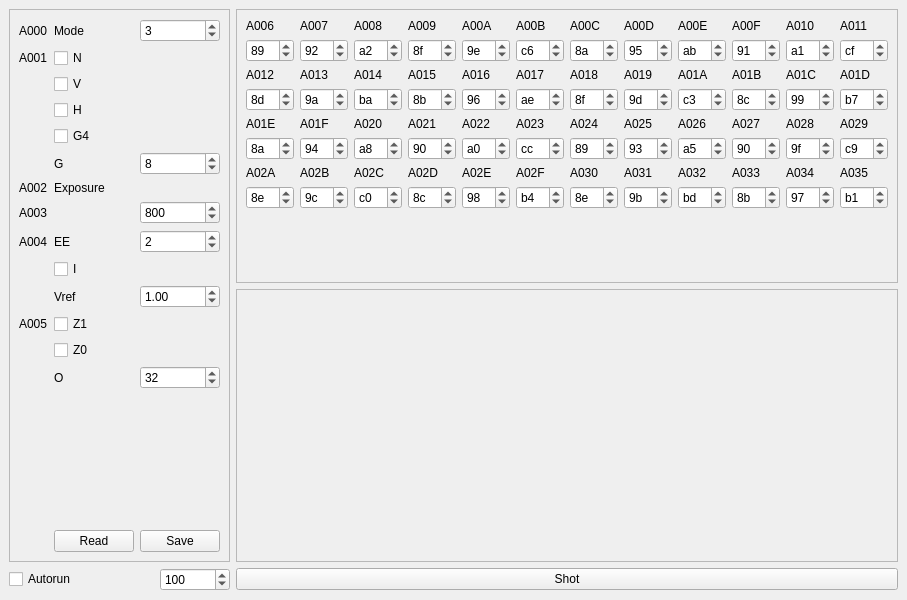
korneliuszo/gblunk, file picgui.ui: the form before one commit.
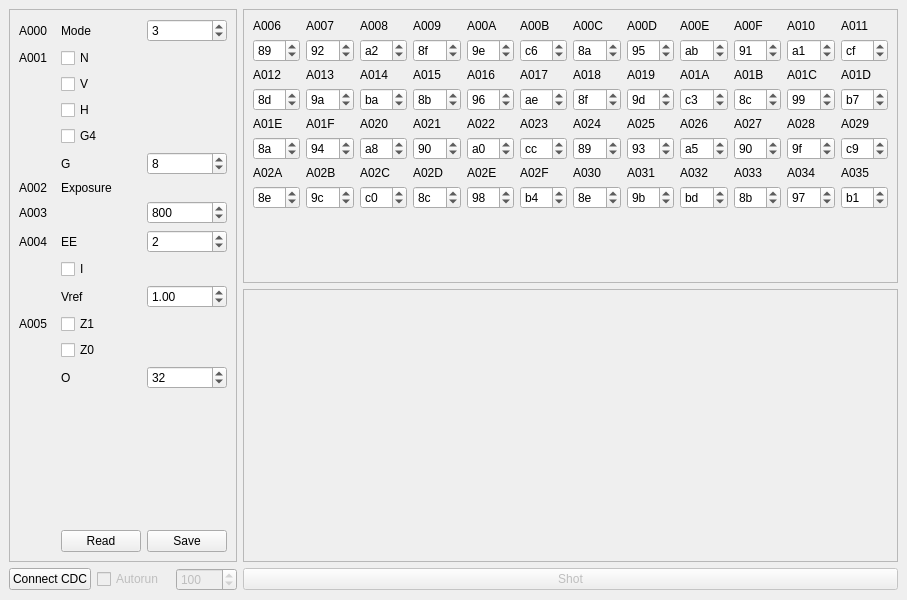
The form after the commit.

Commit message: Move connection things to one class

```diff
--- a/picgui.ui
+++ b/picgui.ui
@@ -15,327 +15,17 @@
   </property>
   <widget class="QWidget" name="centralwidget">
    <layout class="QGridLayout" name="gridLayout">
-    <item row="3" column="3">
-     <widget class="QPushButton" name="Snap">
-      <property name="text">
-       <string>Shot</string>
-      </property>
-     </widget>
-    </item>
-    <item row="3" column="2">
-     <widget class="QSpinBox" name="autorun_ms">
-      <property name="minimum">
-       <number>1</number>
-      </property>
-      <property name="maximum">
-       <number>10000</number>
-      </property>
-      <property name="value">
-       <number>100</number>
-      </property>
-     </widget>
-    </item>
-    <item row="1" column="3">
-     <widget class="QFrame" name="frame">
-      <property name="frameShape">
-       <enum>QFrame::StyledPanel</enum>
-      </property>
-      <property name="frameShadow">
-       <enum>QFrame::Raised</enum>
-      </property>
-      <layout class="QGridLayout" name="gridLayout_2">
-       <item row="0" column="0">
-        <widget class="QWidget" name="video" native="true">
-         <property name="sizePolicy">
-          <sizepolicy hsizetype="Fixed" vsizetype="Fixed">
-           <horstretch>128</horstretch>
-           <verstretch>112</verstretch>
-          </sizepolicy>
-         </property>
-         <property name="minimumSize">
-          <size>
-           <width>128</width>
-           <height>112</height>
-          </size>
-         </property>
-         <property name="maximumSize">
-          <size>
-           <width>128</width>
-           <height>112</height>
-          </size>
-         </property>
-        </widget>
-       </item>
-      </layout>
-     </widget>
-    </item>
-    <item row="3" column="0">
+    <item row="3" column="1">
      <widget class="QCheckBox" name="autorun">
+      <property name="enabled">
+       <bool>false</bool>
+      </property>
       <property name="text">
        <string>Autorun</string>
       </property>
      </widget>
     </item>
-    <item row="0" column="0" rowspan="2" colspan="3">
-     <widget class="QFrame" name="frame_2">
-      <property name="frameShape">
-       <enum>QFrame::StyledPanel</enum>
-      </property>
-      <property name="frameShadow">
-       <enum>QFrame::Raised</enum>
-      </property>
-      <layout class="QGridLayout" name="gridLayout_3">
-       <item row="5" column="2">
-        <widget class="QSpinBox" name="A001_30">
-         <property name="maximum">
-          <number>15</number>
-         </property>
-         <property name="value">
-          <number>8</number>
-         </property>
-         <property name="displayIntegerBase">
-          <number>16</number>
-         </property>
-        </widget>
-       </item>
-       <item row="10" column="1">
-        <widget class="QLabel" name="label_10">
-         <property name="text">
-          <string>Vref</string>
-         </property>
-        </widget>
-       </item>
-       <item row="13" column="1">
-        <widget class="QLabel" name="label_12">
-         <property name="text">
-          <string>O</string>
-         </property>
-        </widget>
-       </item>
-       <item row="11" column="1">
-        <widget class="QCheckBox" name="A005_7">
-         <property name="text">
-          <string>Z1</string>
-         </property>
-        </widget>
-       </item>
-       <item row="1" column="0">
-        <widget class="QLabel" name="label_3">
-         <property name="text">
-          <string>A001</string>
-         </property>
-        </widget>
-       </item>
-       <item row="5" column="1">
-        <widget class="QLabel" name="label_4">
-         <property name="text">
-          <string>G</string>
-         </property>
-        </widget>
-       </item>
-       <item row="1" column="1">
-        <widget class="QCheckBox" name="A001_7">
-         <property name="text">
-          <string>N</string>
-         </property>
-        </widget>
-       </item>
-       <item row="0" column="1">
-        <widget class="QLabel" name="label_2">
-         <property name="text">
-          <string>Mode</string>
-         </property>
-        </widget>
-       </item>
-       <item row="14" column="0">
-        <spacer name="verticalSpacer">
-         <property name="orientation">
-          <enum>Qt::Vertical</enum>
-         </property>
-         <property name="sizeHint" stdset="0">
-          <size>
-           <width>20</width>
-           <height>40</height>
-          </size>
-         </property>
-        </spacer>
-       </item>
-       <item row="0" column="2">
-        <widget class="QSpinBox" name="A000">
-         <property name="minimum">
-          <number>1</number>
-         </property>
-         <property name="maximum">
-          <number>7</number>
-         </property>
-         <property name="singleStep">
-          <number>2</number>
-         </property>
-         <property name="value">
-          <number>3</number>
-         </property>
-        </widget>
-       </item>
-       <item row="0" column="0">
-        <widget class="QLabel" name="label">
-         <property name="text">
-          <string>A000</string>
-         </property>
-        </widget>
-       </item>
-       <item row="8" column="2">
-        <widget class="QSpinBox" name="A004_74">
-         <property name="minimum">
-          <number>0</number>
-         </property>
-         <property name="maximum">
-          <number>7</number>
-         </property>
-         <property name="singleStep">
-          <number>1</number>
-         </property>
-         <property name="value">
-          <number>2</number>
-         </property>
-        </widget>
-       </item>
-       <item row="8" column="1">
-        <widget class="QLabel" name="label_9">
-         <property name="text">
-          <string>EE</string>
-         </property>
-        </widget>
-       </item>
-       <item row="7" column="0">
-        <widget class="QLabel" name="label_6">
-         <property name="text">
-          <string>A003</string>
-         </property>
-        </widget>
-       </item>
-       <item row="6" column="0">
-        <widget class="QLabel" name="label_5">
-         <property name="text">
-          <string>A002</string>
-         </property>
-        </widget>
-       </item>
-       <item row="10" column="2">
-        <widget class="QDoubleSpinBox" name="A004_20">
-         <property name="maximum">
-          <double>3.500000000000000</double>
-         </property>
-         <property name="singleStep">
-          <double>0.500000000000000</double>
-         </property>
-         <property name="value">
-          <double>1.000000000000000</double>
-         </property>
-        </widget>
-       </item>
-       <item row="8" column="0">
-        <widget class="QLabel" name="label_8">
-         <property name="text">
-          <string>A004</string>
-         </property>
-        </widget>
-       </item>
-       <item row="9" column="1">
-        <widget class="QCheckBox" name="A004_3">
-         <property name="text">
-          <string>I</string>
-         </property>
-        </widget>
-       </item>
-       <item row="4" column="1">
-        <widget class="QCheckBox" name="A001_4">
-         <property name="text">
-          <string>G4</string>
-         </property>
-        </widget>
-       </item>
-       <item row="11" column="0">
-        <widget class="QLabel" name="label_11">
-         <property name="text">
-          <string>A005</string>
-         </property>
-        </widget>
-       </item>
-       <item row="7" column="2">
-        <widget class="QSpinBox" name="A0023">
-         <property name="maximum">
-          <number>65536</number>
-         </property>
-         <property name="value">
-          <number>2048</number>
-         </property>
-         <property name="displayIntegerBase">
-          <number>16</number>
-         </property>
-        </widget>
-       </item>
-       <item row="12" column="1">
-        <widget class="QCheckBox" name="A005_6">
-         <property name="text">
-          <string>Z0</string>
-         </property>
-        </widget>
-       </item>
-       <item row="6" column="1">
-        <widget class="QLabel" name="label_7">
-         <property name="text">
-          <string>Exposure</string>
-         </property>
-        </widget>
-       </item>
-       <item row="3" column="1">
-        <widget class="QCheckBox" name="A001_5">
-         <property name="text">
-          <string>H</string>
-         </property>
-        </widget>
-       </item>
-       <item row="2" column="1">
-        <widget class="QCheckBox" name="A001_6">
-         <property name="text">
-          <string>V</string>
-         </property>
-        </widget>
-       </item>
-       <item row="13" column="2">
-        <widget class="QSpinBox" name="A005_50">
-         <property name="minimum">
-          <number>-480</number>
-         </property>
-         <property name="maximum">
-          <number>480</number>
-         </property>
-         <property name="singleStep">
-          <number>32</number>
-         </property>
-         <property name="value">
-          <number>32</number>
-         </property>
-        </widget>
-       </item>
-       <item row="15" column="1">
-        <widget class="QPushButton" name="Read">
-         <property name="text">
-          <string>Read</string>
-         </property>
-        </widget>
-       </item>
-       <item row="15" column="2">
-        <widget class="QPushButton" name="Save">
-         <property name="text">
-          <string>Save</string>
-         </property>
-        </widget>
-       </item>
-      </layout>
-     </widget>
-    </item>
-    <item row="0" column="3">
+    <item row="0" column="4">
      <widget class="QFrame" name="frame_3">
       <property name="frameShape">
        <enum>QFrame::StyledPanel</enum>
@@ -1320,6 +1010,332 @@
       </layout>
      </widget>
     </item>
+    <item row="3" column="3">
+     <widget class="QSpinBox" name="autorun_ms">
+      <property name="enabled">
+       <bool>false</bool>
+      </property>
+      <property name="minimum">
+       <number>1</number>
+      </property>
+      <property name="maximum">
+       <number>10000</number>
+      </property>
+      <property name="value">
+       <number>100</number>
+      </property>
+     </widget>
+    </item>
+    <item row="3" column="4">
+     <widget class="QPushButton" name="Snap">
+      <property name="enabled">
+       <bool>false</bool>
+      </property>
+      <property name="text">
+       <string>Shot</string>
+      </property>
+     </widget>
+    </item>
+    <item row="1" column="4">
+     <widget class="QFrame" name="frame">
+      <property name="frameShape">
+       <enum>QFrame::StyledPanel</enum>
+      </property>
+      <property name="frameShadow">
+       <enum>QFrame::Raised</enum>
+      </property>
+      <layout class="QGridLayout" name="gridLayout_2">
+       <item row="0" column="0">
+        <widget class="QWidget" name="video" native="true">
+         <property name="sizePolicy">
+          <sizepolicy hsizetype="Fixed" vsizetype="Fixed">
+           <horstretch>128</horstretch>
+           <verstretch>112</verstretch>
+          </sizepolicy>
+         </property>
+         <property name="minimumSize">
+          <size>
+           <width>128</width>
+           <height>112</height>
+          </size>
+         </property>
+         <property name="maximumSize">
+          <size>
+           <width>128</width>
+           <height>112</height>
+          </size>
+         </property>
+        </widget>
+       </item>
+      </layout>
+     </widget>
+    </item>
+    <item row="3" column="0">
+     <widget class="QPushButton" name="CCDC">
+      <property name="text">
+       <string>Connect CDC</string>
+      </property>
+     </widget>
+    </item>
+    <item row="0" column="0" rowspan="2" colspan="4">
+     <widget class="QFrame" name="frame_2">
+      <property name="frameShape">
+       <enum>QFrame::StyledPanel</enum>
+      </property>
+      <property name="frameShadow">
+       <enum>QFrame::Raised</enum>
+      </property>
+      <layout class="QGridLayout" name="gridLayout_3">
+       <item row="5" column="2">
+        <widget class="QSpinBox" name="A001_30">
+         <property name="maximum">
+          <number>15</number>
+         </property>
+         <property name="value">
+          <number>8</number>
+         </property>
+         <property name="displayIntegerBase">
+          <number>16</number>
+         </property>
+        </widget>
+       </item>
+       <item row="10" column="1">
+        <widget class="QLabel" name="label_10">
+         <property name="text">
+          <string>Vref</string>
+         </property>
+        </widget>
+       </item>
+       <item row="13" column="1">
+        <widget class="QLabel" name="label_12">
+         <property name="text">
+          <string>O</string>
+         </property>
+        </widget>
+       </item>
+       <item row="11" column="1">
+        <widget class="QCheckBox" name="A005_7">
+         <property name="text">
+          <string>Z1</string>
+         </property>
+        </widget>
+       </item>
+       <item row="1" column="0">
+        <widget class="QLabel" name="label_3">
+         <property name="text">
+          <string>A001</string>
+         </property>
+        </widget>
+       </item>
+       <item row="5" column="1">
+        <widget class="QLabel" name="label_4">
+         <property name="text">
+          <string>G</string>
+         </property>
+        </widget>
+       </item>
+       <item row="1" column="1">
+        <widget class="QCheckBox" name="A001_7">
+         <property name="text">
+          <string>N</string>
+         </property>
+        </widget>
+       </item>
+       <item row="0" column="1">
+        <widget class="QLabel" name="label_2">
+         <property name="text">
+          <string>Mode</string>
+         </property>
+        </widget>
+       </item>
+       <item row="14" column="0">
+        <spacer name="verticalSpacer">
+         <property name="orientation">
+          <enum>Qt::Vertical</enum>
+         </property>
+         <property name="sizeHint" stdset="0">
+          <size>
+           <width>20</width>
+           <height>40</height>
+          </size>
+         </property>
+        </spacer>
+       </item>
+       <item row="0" column="2">
+        <widget class="QSpinBox" name="A000">
+         <property name="minimum">
+          <number>1</number>
+         </property>
+         <property name="maximum">
+          <number>7</number>
+         </property>
+         <property name="singleStep">
+          <number>2</number>
+         </property>
+         <property name="value">
+          <number>3</number>
+         </property>
+        </widget>
+       </item>
+       <item row="0" column="0">
+        <widget class="QLabel" name="label">
+         <property name="text">
+          <string>A000</string>
+         </property>
+        </widget>
+       </item>
+       <item row="8" column="2">
+        <widget class="QSpinBox" name="A004_74">
+         <property name="minimum">
+          <number>0</number>
+         </property>
+         <property name="maximum">
+          <number>7</number>
+         </property>
+         <property name="singleStep">
+          <number>1</number>
+         </property>
+         <property name="value">
+          <number>2</number>
+         </property>
+        </widget>
+       </item>
+       <item row="8" column="1">
+        <widget class="QLabel" name="label_9">
+         <property name="text">
+          <string>EE</string>
+         </property>
+        </widget>
+       </item>
+       <item row="7" column="0">
+        <widget class="QLabel" name="label_6">
+         <property name="text">
+          <string>A003</string>
+         </property>
+        </widget>
+       </item>
+       <item row="6" column="0">
+        <widget class="QLabel" name="label_5">
+         <property name="text">
+          <string>A002</string>
+         </property>
+        </widget>
+       </item>
+       <item row="10" column="2">
+        <widget class="QDoubleSpinBox" name="A004_20">
+         <property name="maximum">
+          <double>3.500000000000000</double>
+         </property>
+         <property name="singleStep">
+          <double>0.500000000000000</double>
+         </property>
+         <property name="value">
+          <double>1.000000000000000</double>
+         </property>
+        </widget>
+       </item>
+       <item row="8" column="0">
+        <widget class="QLabel" name="label_8">
+         <property name="text">
+          <string>A004</string>
+         </property>
+        </widget>
+       </item>
+       <item row="9" column="1">
+        <widget class="QCheckBox" name="A004_3">
+         <property name="text">
+          <string>I</string>
+         </property>
+        </widget>
+       </item>
+       <item row="4" column="1">
+        <widget class="QCheckBox" name="A001_4">
+         <property name="text">
+          <string>G4</string>
+         </property>
+        </widget>
+       </item>
+       <item row="11" column="0">
+        <widget class="QLabel" name="label_11">
+         <property name="text">
+          <string>A005</string>
+         </property>
+        </widget>
+       </item>
+       <item row="7" column="2">
+        <widget class="QSpinBox" name="A0023">
+         <property name="maximum">
+          <number>65536</number>
+         </property>
+         <property name="value">
+          <number>2048</number>
+         </property>
+         <property name="displayIntegerBase">
+          <number>16</number>
+         </property>
+        </widget>
+       </item>
+       <item row="12" column="1">
+        <widget class="QCheckBox" name="A005_6">
+         <property name="text">
+          <string>Z0</string>
+         </property>
+        </widget>
+       </item>
+       <item row="6" column="1">
+        <widget class="QLabel" name="label_7">
+         <property name="text">
+          <string>Exposure</string>
+         </property>
+        </widget>
+       </item>
+       <item row="3" column="1">
+        <widget class="QCheckBox" name="A001_5">
+         <property name="text">
+          <string>H</string>
+         </property>
+        </widget>
+       </item>
+       <item row="2" column="1">
+        <widget class="QCheckBox" name="A001_6">
+         <property name="text">
+          <string>V</string>
+         </property>
+        </widget>
+       </item>
+       <item row="13" column="2">
+        <widget class="QSpinBox" name="A005_50">
+         <property name="minimum">
+          <number>-480</number>
+         </property>
+         <property name="maximum">
+          <number>480</number>
+         </property>
+         <property name="singleStep">
+          <number>32</number>
+         </property>
+         <property name="value">
+          <number>32</number>
+         </property>
+        </widget>
+       </item>
+       <item row="15" column="1">
+        <widget class="QPushButton" name="Read">
+         <property name="text">
+          <string>Read</string>
+         </property>
+        </widget>
+       </item>
+       <item row="15" column="2">
+        <widget class="QPushButton" name="Save">
+         <property name="text">
+          <string>Save</string>
+         </property>
+        </widget>
+       </item>
+      </layout>
+     </widget>
+    </item>
    </layout>
   </widget>
  </widget>
```
The commit also changes 1 other file.
